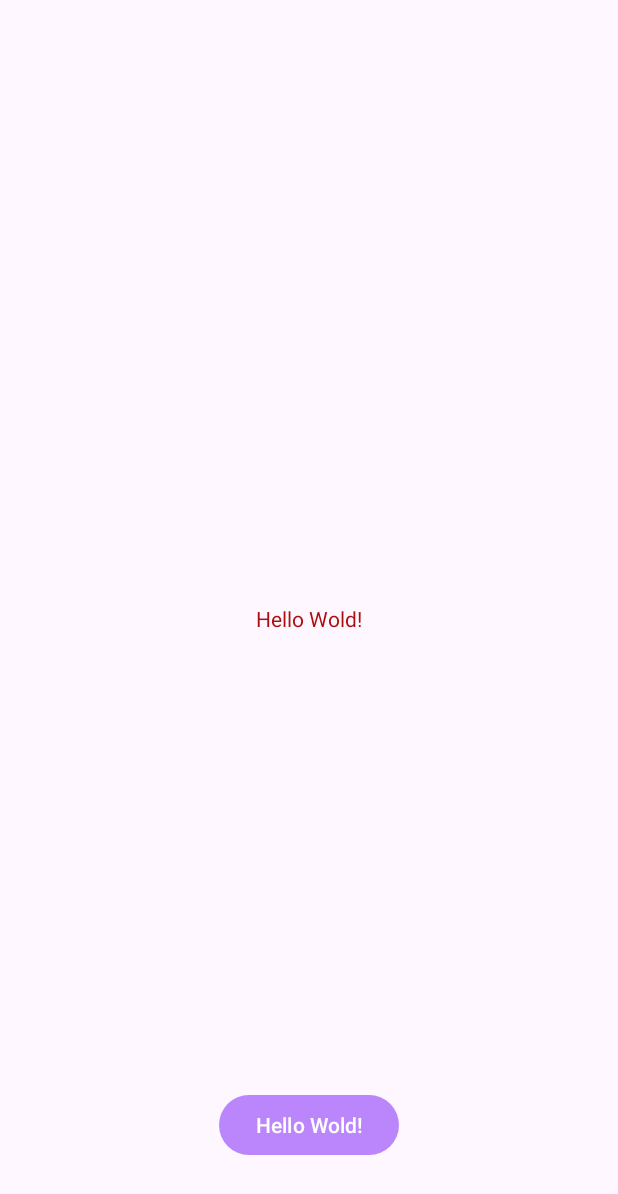
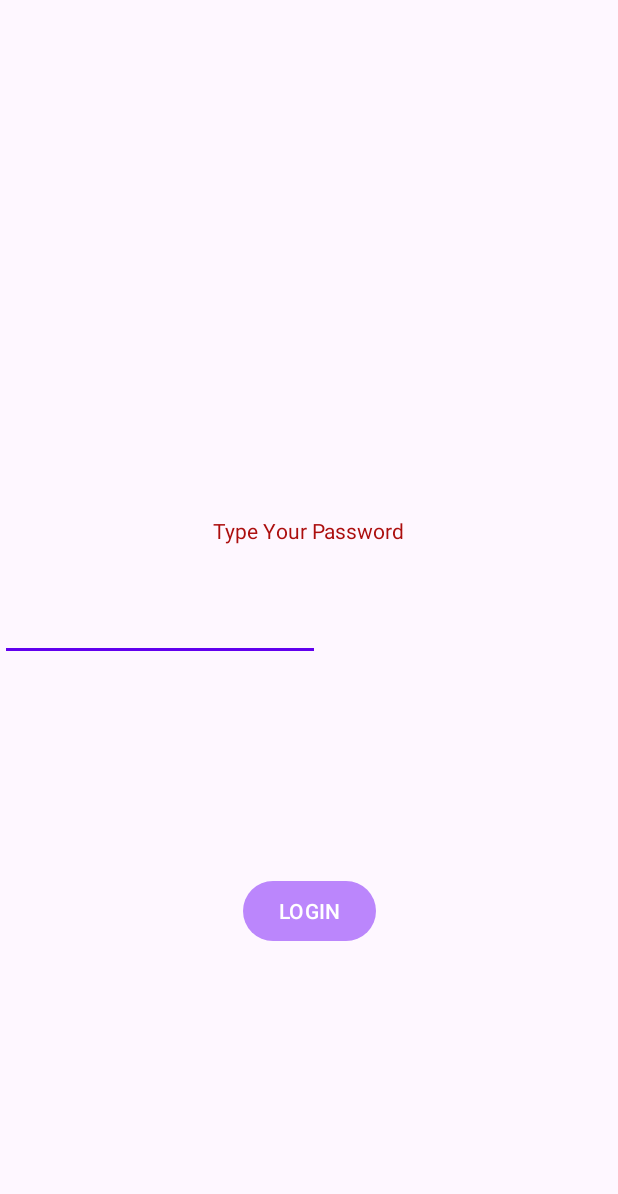
Before and after one commit to 08Afnan/Intial, an Android app: the screen it shows after launch (MainActivity), on a phone screen of 412 x 824 dp. Shown: the top 1194 px of the screen. Run offline under Robolectric (Android 15) with nearby library versions, the phone set to English and light mode, and no system bars.

Commit message:
Just started week5

```diff
--- a/app/src/main/res/layout/activity_main.xml
+++ b/app/src/main/res/layout/activity_main.xml
@@ -7,24 +7,36 @@
     tools:context=".MainActivity">
 
     <TextView
-
+        android:id="@+id/textView"
         android:layout_width="wrap_content"
         android:layout_height="wrap_content"
-        android:text="@string/hello_message"
-        app:layout_constraintBottom_toBottomOf="parent"
+        android:layout_marginTop="344dp"
+        android:text="Type Your Password"
         app:layout_constraintEnd_toEndOf="parent"
         app:layout_constraintStart_toStartOf="parent"
         app:layout_constraintTop_toTopOf="parent" />
 
     <Button
+        android:id="@+id/button"
         android:layout_width="wrap_content"
         android:layout_height="wrap_content"
         android:layout_marginBottom="50dp"
-        android:text="@string/hello_message"
+        android:text="LOGIN"
         app:layout_constraintBottom_toBottomOf="parent"
         app:layout_constraintEnd_toEndOf="parent"
         app:layout_constraintHorizontal_bias="0.5"
-        app:layout_constraintStart_toStartOf="parent" />
+        app:layout_constraintStart_toStartOf="parent"
+        app:layout_constraintTop_toBottomOf="@+id/editTextText" />
+
+    <EditText
+        android:id="@+id/editTextText"
+        android:layout_width="wrap_content"
+        android:layout_height="wrap_content"
+        android:layout_marginTop="32dp"
+        android:ems="10"
+        android:inputType="textPassword"
+        app:layout_constraintTop_toBottomOf="@+id/textView"
+        tools:layout_editor_absoluteX="112dp" />
 
 
 </androidx.constraintlayout.widget.ConstraintLayout>
```
Also changed, not shown: app/src/main/java/com/example/myapplication/MainActivity.java (+60 -0 lines).
